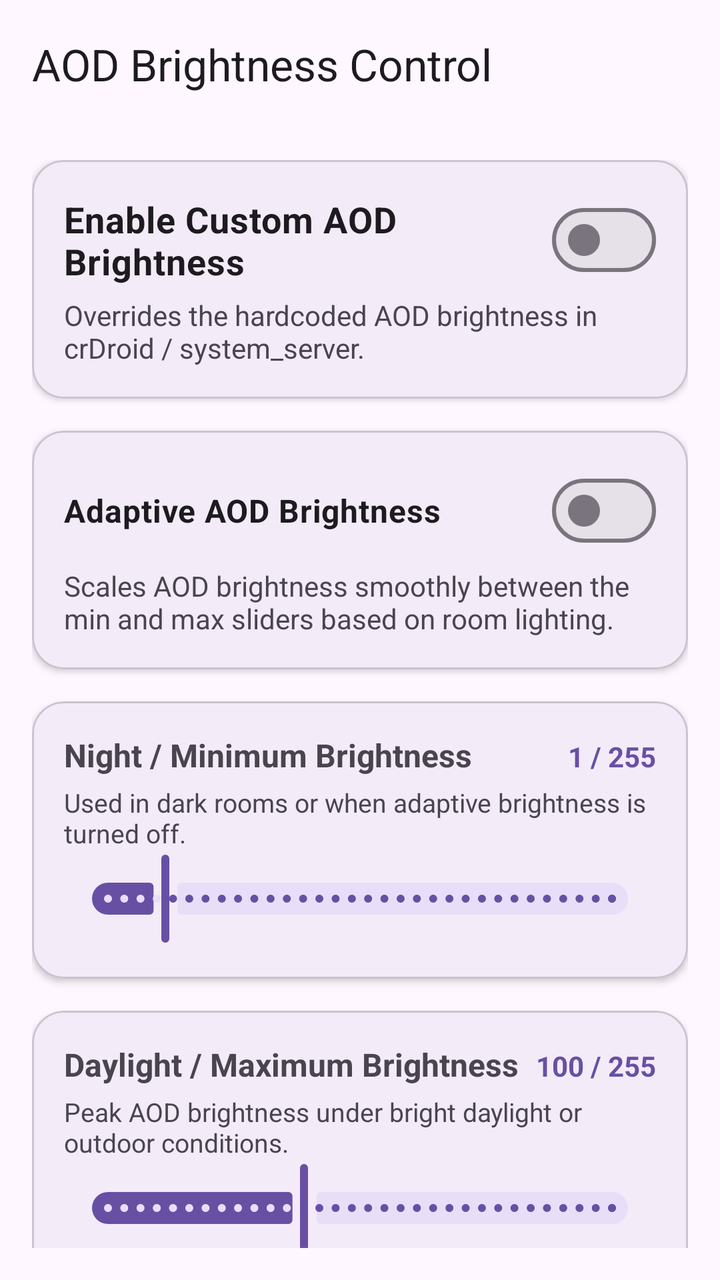
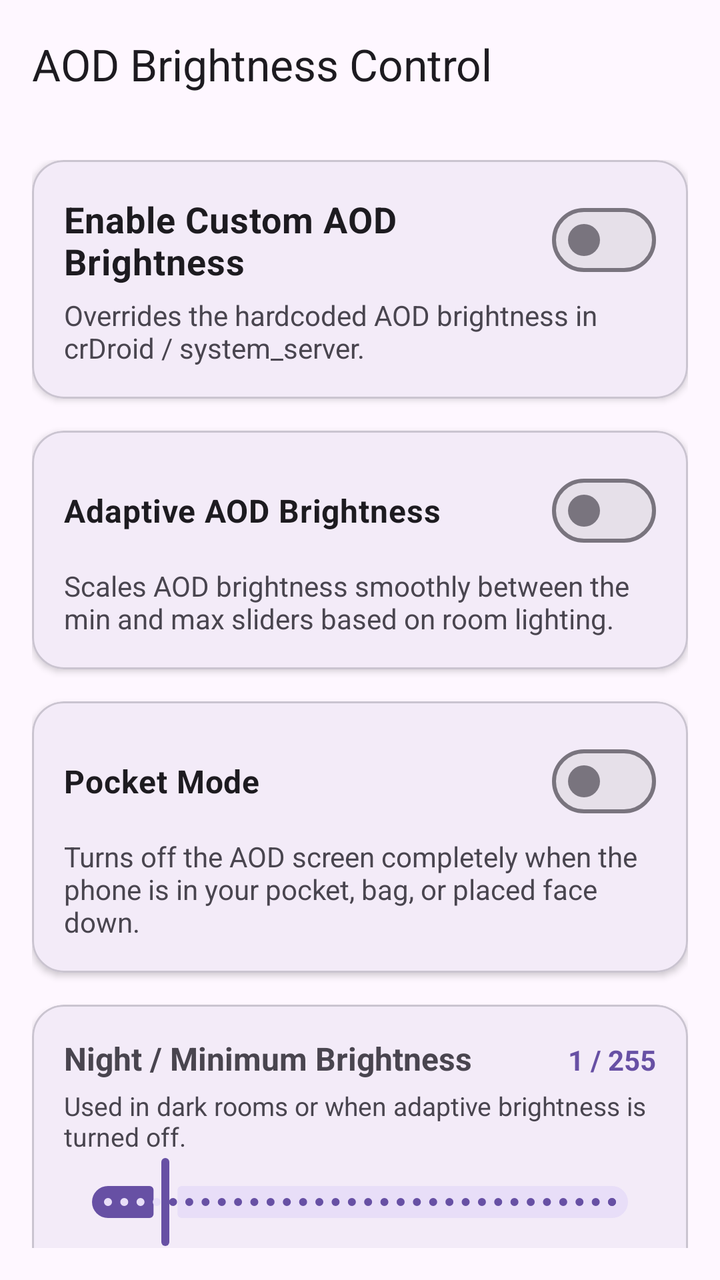

Two renders of the same Android screen: before a commit and after it. Below are the layout's source before the change and the commit's diff.
<!-- AndroidManifest.xml: application theme Theme.AodBrightness -->
<!-- res/layout/activity_main.xml -->
<?xml version="1.0" encoding="utf-8"?>
<androidx.coordinatorlayout.widget.CoordinatorLayout xmlns:android="http://schemas.android.com/apk/res/android"
    xmlns:app="http://schemas.android.com/apk/res-auto"
    android:layout_width="match_parent"
    android:layout_height="match_parent"
    android:background="?attr/colorSurface">

    <com.google.android.material.appbar.AppBarLayout
        android:layout_width="match_parent"
        android:layout_height="wrap_content">

        <com.google.android.material.appbar.MaterialToolbar
            android:id="@+id/topAppBar"
            android:layout_width="match_parent"
            android:layout_height="?attr/actionBarSize"
            app:title="@string/app_name" />
    </com.google.android.material.appbar.AppBarLayout>

    <androidx.core.widget.NestedScrollView
        android:layout_width="match_parent"
        android:layout_height="match_parent"
        app:layout_behavior="@string/appbar_scrolling_view_behavior"
        android:padding="16dp">

        <LinearLayout
            android:layout_width="match_parent"
            android:layout_height="wrap_content"
            android:orientation="vertical">

            
            <com.google.android.material.card.MaterialCardView
                android:layout_width="match_parent"
                android:layout_height="wrap_content"
                app:cardCornerRadius="16dp"
                app:cardElevation="2dp"
                android:layout_marginBottom="16dp">

                <LinearLayout
                    android:layout_width="match_parent"
                    android:layout_height="wrap_content"
                    android:orientation="vertical"
                    android:padding="16dp">

                    <com.google.android.material.materialswitch.MaterialSwitch
                        android:id="@+id/switchEnable"
                        android:layout_width="match_parent"
                        android:layout_height="wrap_content"
                        android:text="Enable Custom AOD Brightness"
                        android:textSize="18sp"
                        android:textStyle="bold" />

                    <TextView
                        android:layout_width="match_parent"
                        android:layout_height="wrap_content"
                        android:layout_marginTop="4dp"
                        android:text="Overrides the hardcoded AOD brightness in crDroid / system_server."
                        android:textColor="?attr/colorOnSurfaceVariant"
                        android:textSize="14sp" />
                </LinearLayout>
            </com.google.android.material.card.MaterialCardView>

            
            <com.google.android.material.card.MaterialCardView
                android:layout_width="match_parent"
                android:layout_height="wrap_content"
                app:cardCornerRadius="16dp"
                app:cardElevation="2dp"
                android:layout_marginBottom="16dp">

                <LinearLayout
                    android:layout_width="match_parent"
                    android:layout_height="wrap_content"
                    android:orientation="vertical"
                    android:padding="16dp">

                    <com.google.android.material.materialswitch.MaterialSwitch
                        android:id="@+id/switchAdaptive"
                        android:layout_width="match_parent"
                        android:layout_height="wrap_content"
                        android:text="Adaptive AOD Brightness"
                        android:textSize="16sp"
                        android:textStyle="bold" />

                    <TextView
                        android:layout_width="match_parent"
                        android:layout_height="wrap_content"
                        android:layout_marginTop="4dp"
                        android:text="Scales AOD brightness smoothly between the min and max sliders based on room lighting."
                        android:textColor="?attr/colorOnSurfaceVariant"
                        android:textSize="14sp" />
                </LinearLayout>
            </com.google.android.material.card.MaterialCardView>

            
            <com.google.android.material.card.MaterialCardView
                android:layout_width="match_parent"
                android:layout_height="wrap_content"
                app:cardCornerRadius="16dp"
                app:cardElevation="2dp"
                android:layout_marginBottom="16dp">

                <LinearLayout
                    android:layout_width="match_parent"
                    android:layout_height="wrap_content"
                    android:orientation="vertical"
                    android:padding="16dp">

                    <LinearLayout
                        android:layout_width="match_parent"
                        android:layout_height="wrap_content"
                        android:orientation="horizontal">

                        <TextView
                            android:layout_width="0dp"
                            android:layout_height="wrap_content"
                            android:layout_weight="1"
                            android:text="Night / Minimum Brightness"
                            android:textStyle="bold"
                            android:textSize="16sp" />

                        <TextView
                            android:id="@+id/tvMinVal"
                            android:layout_width="wrap_content"
                            android:layout_height="wrap_content"
                            android:text="1 / 255"
                            android:textColor="?attr/colorPrimary"
                            android:textStyle="bold" />
                    </LinearLayout>

                    <TextView
                        android:layout_width="match_parent"
                        android:layout_height="wrap_content"
                        android:layout_marginTop="4dp"
                        android:text="Used in dark rooms or when adaptive brightness is turned off."
                        android:textColor="?attr/colorOnSurfaceVariant"
                        android:textSize="13sp" />

                    <com.google.android.material.slider.Slider
                        android:id="@+id/sliderMin"
                        android:layout_width="match_parent"
                        android:layout_height="wrap_content"
                        android:valueFrom="1"
                        android:valueTo="255"
                        android:stepSize="1"
                        android:value="30" />
                </LinearLayout>
            </com.google.android.material.card.MaterialCardView>

            
            <com.google.android.material.card.MaterialCardView
                android:id="@+id/cardMax"
                android:layout_width="match_parent"
                android:layout_height="wrap_content"
                app:cardCornerRadius="16dp"
                app:cardElevation="2dp"
                android:layout_marginBottom="16dp">

                <LinearLayout
                    android:layout_width="match_parent"
                    android:layout_height="wrap_content"
                    android:orientation="vertical"
                    android:padding="16dp">

                    <LinearLayout
                        android:layout_width="match_parent"
                        android:layout_height="wrap_content"
                        android:orientation="horizontal">

                        <TextView
                            android:layout_width="0dp"
                            android:layout_height="wrap_content"
                            android:layout_weight="1"
                            android:text="Daylight / Maximum Brightness"
                            android:textStyle="bold"
                            android:textSize="16sp" />

                        <TextView
                            android:id="@+id/tvMaxVal"
                            android:layout_width="wrap_content"
                            android:layout_height="wrap_content"
                            android:text="100 / 255"
                            android:textColor="?attr/colorPrimary"
                            android:textStyle="bold" />
                    </LinearLayout>

                    <TextView
                        android:layout_width="match_parent"
                        android:layout_height="wrap_content"
                        android:layout_marginTop="4dp"
                        android:text="Peak AOD brightness under bright daylight or outdoor conditions."
                        android:textColor="?attr/colorOnSurfaceVariant"
                        android:textSize="13sp" />

                    <com.google.android.material.slider.Slider
                        android:id="@+id/sliderMax"
                        android:layout_width="match_parent"
                        android:layout_height="wrap_content"
                        android:valueFrom="1"
                        android:valueTo="255"
                        android:stepSize="1"
                        android:value="100" />
                </LinearLayout>
            </com.google.android.material.card.MaterialCardView>

            
            <com.google.android.material.card.MaterialCardView
                android:id="@+id/cardCurve"
                android:layout_width="match_parent"
                android:layout_height="wrap_content"
                app:cardCornerRadius="16dp"
                app:cardElevation="2dp"
                android:layout_marginBottom="16dp">

                <LinearLayout
                    android:layout_width="match_parent"
                    android:layout_height="wrap_content"
                    android:orientation="vertical"
                    android:padding="16dp">

                    <LinearLayout
                        android:layout_width="match_parent"
                        android:layout_height="wrap_content"
                        android:orientation="horizontal">

                        <TextView
                            android:layout_width="0dp"
                            android:layout_height="wrap_content"
                            android:layout_weight="1"
                            android:text="Light Sensitivity (Curve)"
                            android:textStyle="bold"
                            android:textSize="16sp" />

                        <TextView
                            android:id="@+id/tvCurveVal"
                            android:layout_width="wrap_content"
                            android:layout_height="wrap_content"
                            android:text="1.3x"
                            android:textColor="?attr/colorPrimary"
                            android:textStyle="bold" />
                    </LinearLayout>

                    <TextView
                        android:layout_width="match_parent"
                        android:layout_height="wrap_content"
                        android:layout_marginTop="4dp"
                        android:text="Higher (e.g. 2.0x) = dimmer indoors. Lower (e.g. 0.8x) = brighter indoors."
                        android:textColor="?attr/colorOnSurfaceVariant"
                        android:textSize="13sp" />

                    <com.google.android.material.slider.Slider
                        android:id="@+id/sliderCurve"
                        android:layout_width="match_parent"
                        android:layout_height="wrap_content"
                        android:valueFrom="0.5"
                        android:valueTo="2.5"
                        android:stepSize="0.1"
                        android:value="1.3" />
                </LinearLayout>
            </com.google.android.material.card.MaterialCardView>

            
            <com.google.android.material.button.MaterialButton
                android:id="@+id/btnTestScreenOff"
                android:layout_width="match_parent"
                android:layout_height="wrap_content"
                android:layout_marginBottom="16dp"
                android:text="Test Screen Off (Enter AOD)"
                app:cornerRadius="12dp"
                app:icon="@android:drawable/ic_lock_power_off" />

            
            <com.google.android.material.card.MaterialCardView
                android:layout_width="match_parent"
                android:layout_height="wrap_content"
                app:cardCornerRadius="16dp"
                app:cardElevation="2dp"
                app:strokeWidth="1dp"
                app:strokeColor="?attr/colorOutline">

                <LinearLayout
                    android:layout_width="match_parent"
                    android:layout_height="wrap_content"
                    android:orientation="vertical"
                    android:padding="16dp">

                    <TextView
                        android:layout_width="match_parent"
                        android:layout_height="wrap_content"
                        android:text="LSPosed Status"
                        android:textStyle="bold" />

                    <TextView
                        android:id="@+id/tvModuleStatus"
                        android:layout_width="match_parent"
                        android:layout_height="wrap_content"
                        android:layout_marginTop="4dp"
                        android:text="Module active (libxposed 102.0.0)"
                        android:textColor="?attr/colorPrimary"
                        android:textSize="13sp" />
                </LinearLayout>
            </com.google.android.material.card.MaterialCardView>

        </LinearLayout>
    </androidx.core.widget.NestedScrollView>

</androidx.coordinatorlayout.widget.CoordinatorLayout>
<!-- resources referenced by this layout -->
<resources>
  <string name="app_name">AOD Brightness Control</string>
  <style name="Theme.AodBrightness" parent="Theme.Material3.DayNight.NoActionBar" />
</resources>

<!-- the commit's change to res/layout/activity_main.xml (unified diff, before → after) -->
@@ -105,6 +105,38 @@
                     android:orientation="vertical"
                     android:padding="16dp">
 
+                    <com.google.android.material.materialswitch.MaterialSwitch
+                        android:id="@+id/switchPocketMode"
+                        android:layout_width="match_parent"
+                        android:layout_height="wrap_content"
+                        android:text="Pocket Mode"
+                        android:textSize="16sp"
+                        android:textStyle="bold" />
+
+                    <TextView
+                        android:layout_width="match_parent"
+                        android:layout_height="wrap_content"
+                        android:layout_marginTop="4dp"
+                        android:text="Turns off the AOD screen completely when the phone is in your pocket, bag, or placed face down."
+                        android:textColor="?attr/colorOnSurfaceVariant"
+                        android:textSize="14sp" />
+                </LinearLayout>
+            </com.google.android.material.card.MaterialCardView>
+
+            
+            <com.google.android.material.card.MaterialCardView
+                android:layout_width="match_parent"
+                android:layout_height="wrap_content"
+                app:cardCornerRadius="16dp"
+                app:cardElevation="2dp"
+                android:layout_marginBottom="16dp">
+
+                <LinearLayout
+                    android:layout_width="match_parent"
+                    android:layout_height="wrap_content"
+                    android:orientation="vertical"
+                    android:padding="16dp">
+
                     <LinearLayout
                         android:layout_width="match_parent"
                         android:layout_height="wrap_content"
